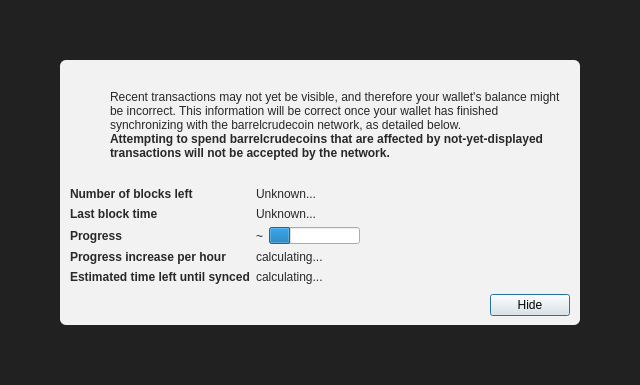
This is src/qt/forms/modaloverlay.ui in BarrelCrudeCoin/BarrelCrudeCoin as Qt 5 draws it before an edit. The edited form follows.
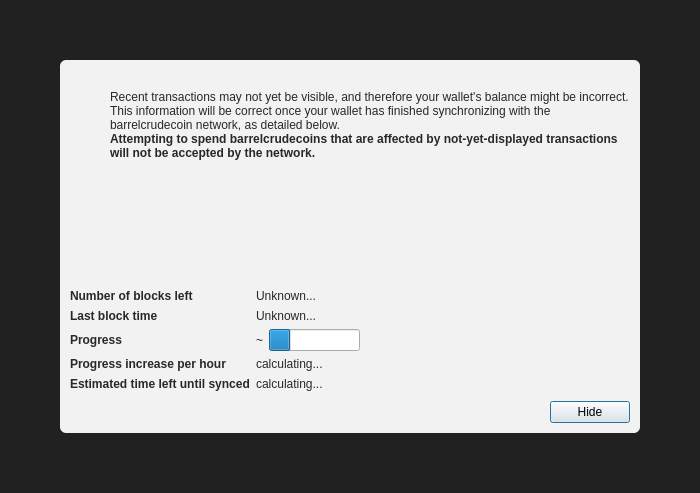
This is the edited form. Icons and pictures are not drawn. Custom widgets are drawn as their Qt base class.

Patch:
```diff
--- a/src/qt/forms/modaloverlay.ui
+++ b/src/qt/forms/modaloverlay.ui
@@ -6,8 +6,8 @@
    <rect>
     <x>0</x>
     <y>0</y>
-    <width>640</width>
-    <height>385</height>
+    <width>700</width>
+    <height>493</height>
    </rect>
   </property>
   <property name="windowTitle">
@@ -48,12 +48,21 @@
        <number>60</number>
       </property>
       <item>
-       <widget class="QWidget" name="contentWidget" native="true">
+       <widget class="QLabel" name="contentWidget">
         <property name="styleSheet">
          <string notr="true">#contentWidget { background: rgba(255,255,255,240); border-radius: 6px; }
 
 QLabel { color: rgb(40,40,40);  }</string>
         </property>
+        <property name="pixmap">
+         <pixmap resource="../bitcoin.qrc">:/icons/modal_background</pixmap>
+        </property>
+        <property name="scaledContents">
+         <bool>true</bool>
+        </property>
+        <property name="wordWrap">
+         <bool>true</bool>
+        </property>
         <layout class="QVBoxLayout" name="verticalLayoutSub" stretch="1,0,0,0">
          <property name="spacing">
           <number>0</number>
```
Left out of the diff: 12 changed lines with no effect on the pictures.
